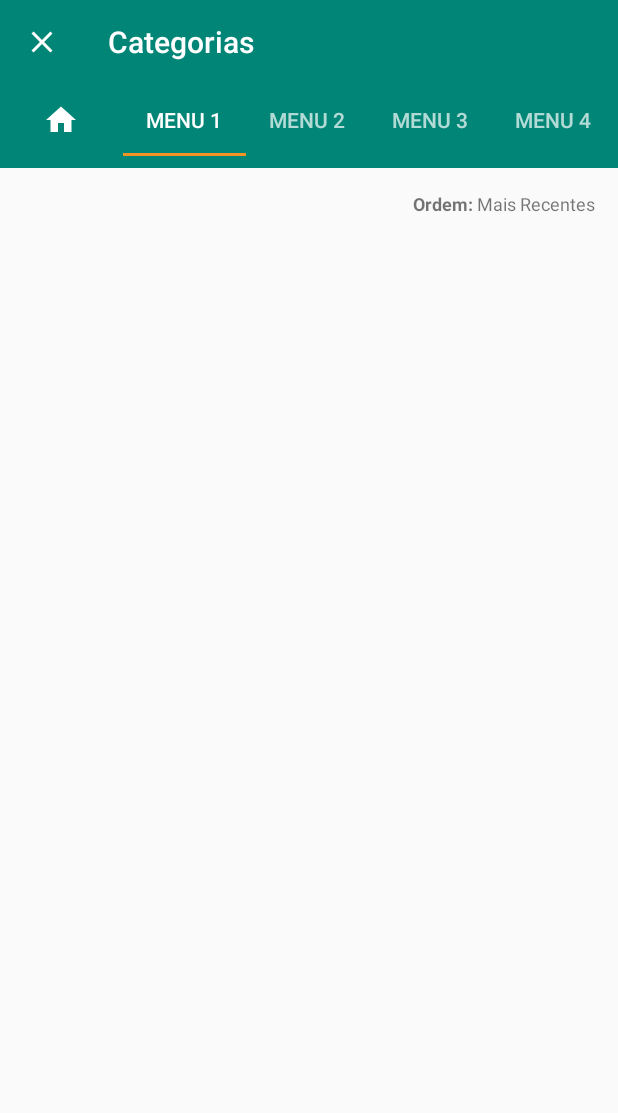
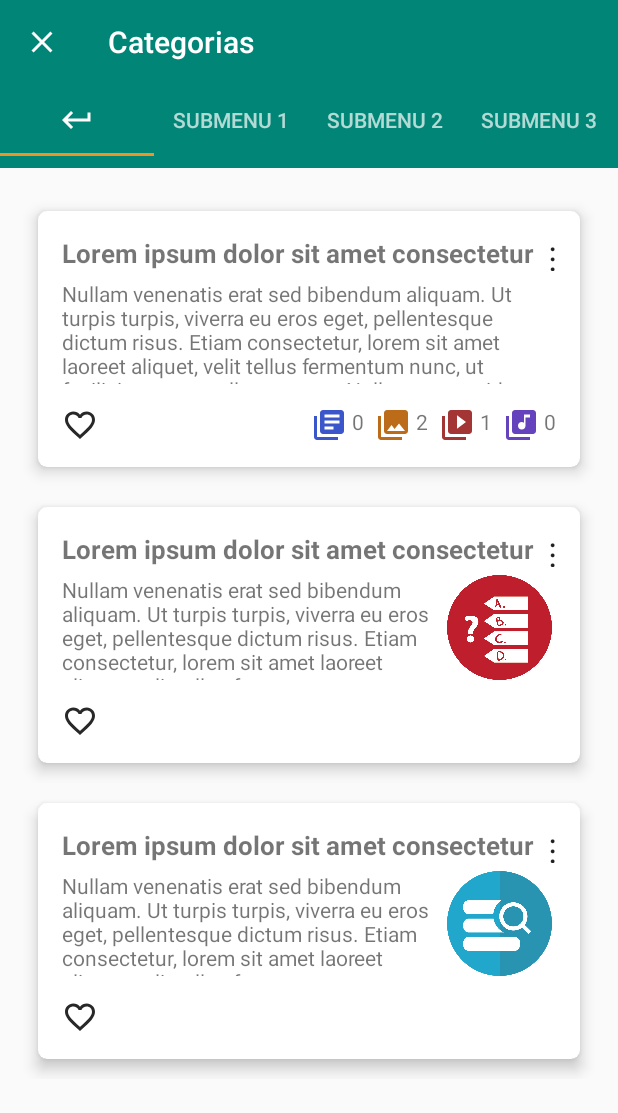
Before and after one commit to CarolineSan/APCO, an Android app: the CategoriaActivity screen opened directly, with no data from a screen before it, tab 2 chosen, on a phone screen of 412 x 824 dp. Shown: the top 1113 px of the screen. Run offline under Robolectric (Android 15) with nearby library versions, the phone set to English and light mode, and no system bars.

Commit message:
Ajustes mostrarSubCategorias

```diff
--- a/app/src/main/java/com/conformidade/petrobras/apco/categoria/CategoriaActivity.java
+++ b/app/src/main/java/com/conformidade/petrobras/apco/categoria/CategoriaActivity.java
@@ -1,18 +1,31 @@
 package com.conformidade.petrobras.apco.categoria;
 
-import android.net.Uri;
-import android.support.design.widget.TabLayout;
-import android.support.v4.view.ViewPager;
 import android.support.v7.app.AppCompatActivity;
 import android.os.Bundle;
+import android.support.v7.widget.LinearLayoutManager;
+import android.support.v7.widget.RecyclerView;
 
 import com.conformidade.petrobras.apco.R;
 import com.conformidade.petrobras.apco.helper.CustomTabLayout;
+import com.conformidade.petrobras.apco.helper.MyAdapterItem;
+import com.conformidade.petrobras.apco.model.RecyclerItem;
+
+import java.util.ArrayList;
+import java.util.List;
+
+import static com.conformidade.petrobras.apco.helper.Constant.POST_PESQUISA;
+import static com.conformidade.petrobras.apco.helper.Constant.POST_QUIZ;
+import static com.conformidade.petrobras.apco.helper.Constant.POST_TEXTO;
 
 public class CategoriaActivity extends AppCompatActivity {
 
     private android.support.v7.widget.Toolbar toolbar;
     private CustomTabLayout tabLayout;
+    private RecyclerView recyclerView;
+    private MyAdapterItem adapter;
+    private List<RecyclerItem> listaItens;
+    private String titulo;
+    private String descricao;
 
     @Override
     protected void onCreate(Bundle savedInstanceState) {
@@ -26,6 +39,25 @@ public class CategoriaActivity extends AppCompatActivity {
         getSupportActionBar().setDisplayHomeAsUpEnabled(true);
         getSupportActionBar().setHomeAsUpIndicator(R.drawable.ic_close_white_24dp);
 
+        //Configurando toda a exibição de itens
+        recyclerView = findViewById(R.id.recyclerView);
+        recyclerView.setLayoutManager(new LinearLayoutManager(this));
+
+        listaItens = new ArrayList<>();
+        titulo = "Lorem ipsum dolor sit amet consectetur";
+        descricao = "Nullam venenatis erat sed bibendum aliquam. Ut turpis turpis, viverra eu eros eget, pellentesque dictum risus. Etiam consectetur, lorem sit amet laoreet aliquet, velit tellus fermentum nunc, ut facilisis massa nulla a magna. Nullam cursus id lectus eget rhoncus. Nam cursus, ante ut varius mollis, sapien diam maximus mauris, finibus congue nunc lectus nec purus. Donec luctus dictum fringilla.";
+
+        //Gera dado para listas
+        for(int i = 0; i<2; i++) {
+            listaItens.add(new RecyclerItem(titulo, descricao, false, POST_TEXTO));
+            listaItens.add(new RecyclerItem(titulo, descricao, false, POST_TEXTO));
+            listaItens.add(new RecyclerItem(titulo, descricao, false, POST_PESQUISA));
+            listaItens.add(new RecyclerItem(titulo, descricao, false, POST_QUIZ));
+        }
+
+        adapter = new MyAdapterItem(listaItens, this);
+        recyclerView.setAdapter(adapter);
+
         //Configura Menu / TabLayout
         tabLayout = findViewById(R.id.tabLayout);
         tabLayout.addTab(tabLayout.newTab().setIcon(R.drawable.ic_home_white_24dp));
@@ -34,14 +66,12 @@ public class CategoriaActivity extends AppCompatActivity {
         tabLayout.addTab(tabLayout.newTab().setText("Menu 3"));
         tabLayout.addTab(tabLayout.newTab().setText("Menu 4"));
 
-        //final ViewPager viewPager = findViewById(R.id.viewPager);
-        //final PagerAdapter adapter = new PagerAdapter(getSupportFragmentManager(), tabLayout.getTabCount());
-        //viewPager.setAdapter(adapter);
-        //viewPager.setOnPageChangeListener(new TabLayout.TabLayoutOnPageChangeListener(tabLayout));
         tabLayout.setOnTabSelectedListener(new CustomTabLayout.OnTabSelectedListener() {
             @Override
             public void onTabSelected(CustomTabLayout.Tab tab) {
                 //int totalTabs = tabLayout.getTabCount();
+                recarregaPublicacoes(tab);
+                mostrarSubCategorias(tab);
             }
 
             @Override
@@ -55,4 +85,38 @@ public class CategoriaActivity extends AppCompatActivity {
             }
         });
     }
+
+    private void mostrarSubCategorias(CustomTabLayout.Tab tab) {
+        tab.setIcon(R.drawable.ic_keyboard_return_white_24dp).setText("");
+        int totalTabs = tabLayout.getTabCount();
+        int i = tab.getPosition();
+        for (int j = totalTabs - 1; j >= 0; j--) {
+            if (j != i) {
+                tabLayout.removeTabAt(j);
+            }
+        }
+        tabLayout.addTab(tabLayout.newTab().setText("Submenu 1"));
+        tabLayout.addTab(tabLayout.newTab().setText("Submenu 2"));
+        tabLayout.addTab(tabLayout.newTab().setText("Submenu 3"));
+    }
+
+    private void recarregaPublicacoes(CustomTabLayout.Tab tab) {
+        listaItens.clear();
+        int i = tab.getPosition();
+        if (i == 0) {
+            for(int j = 0; j < 2; j++) {
+                listaItens.add(new RecyclerItem(titulo, descricao, false, POST_TEXTO));
+                listaItens.add(new RecyclerItem(titulo, descricao, false, POST_TEXTO));
+                listaItens.add(new RecyclerItem(titulo, descricao, false, POST_PESQUISA));
+                listaItens.add(new RecyclerItem(titulo, descricao, false, POST_QUIZ));
+            }
+        } else {
+            listaItens.add(new RecyclerItem(titulo, descricao, false, POST_TEXTO));
+            listaItens.add(new RecyclerItem(titulo, descricao, false, POST_QUIZ));
+            listaItens.add(new RecyclerItem(titulo, descricao, false, POST_PESQUISA));
+        }
+        adapter = new MyAdapterItem(listaItens, CategoriaActivity.this);
+        recyclerView.setAdapter(adapter);
+    }
+
 }
--- a/app/src/main/java/com/conformidade/petrobras/apco/helper/MyAdapterItem.java
+++ b/app/src/main/java/com/conformidade/petrobras/apco/helper/MyAdapterItem.java
@@ -16,6 +16,10 @@ import com.conformidade.petrobras.apco.model.RecyclerItem;
 
 import java.util.List;
 
+import static com.conformidade.petrobras.apco.helper.Constant.POST_PESQUISA;
+import static com.conformidade.petrobras.apco.helper.Constant.POST_QUIZ;
+import static com.conformidade.petrobras.apco.helper.Constant.POST_TEXTO;
+
 public class MyAdapterItem extends RecyclerView.Adapter<MyAdapterItem.ViewHolder> {
 
     private List<RecyclerItem> listaItens;
@@ -29,8 +33,19 @@ public class MyAdapterItem extends RecyclerView.Adapter<MyAdapterItem.ViewHolder
     @NonNull
     @Override
     public MyAdapterItem.ViewHolder onCreateViewHolder(@NonNull ViewGroup viewGroup, int i) {
-        View v = LayoutInflater.from(viewGroup.getContext()).inflate(R.layout.feed_item_pesquisa, viewGroup, false);
-        return new MyAdapterItem.ViewHolder(v);
+        View v = null;
+        switch (i) {
+            case POST_TEXTO:
+                v = LayoutInflater.from(viewGroup.getContext()).inflate(R.layout.feed_item_texto, viewGroup, false);
+                return new MyAdapterItem.ViewHolder(v);
+            case POST_PESQUISA:
+                v = LayoutInflater.from(viewGroup.getContext()).inflate(R.layout.feed_item_pesquisa, viewGroup, false);
+                return new MyAdapterItem.ViewHolder(v);
+            case POST_QUIZ:
+                v = LayoutInflater.from(viewGroup.getContext()).inflate(R.layout.feed_item_quiz, viewGroup, false);
+                return new MyAdapterItem.ViewHolder(v);
+        }
+        return null;
     }
 
     @Override
@@ -85,6 +100,16 @@ public class MyAdapterItem extends RecyclerView.Adapter<MyAdapterItem.ViewHolder
         return listaItens.size();
     }
 
+    @Override
+    public int getItemViewType(int position) {
+        /**
+         * Recebe com argumento a posição da publicação
+         * e retorna o tipo de visão desta publicação que é do tipo int
+         */
+        return listaItens.get(position)
+                .getTypeView();
+    }
+
     public class ViewHolder extends RecyclerView.ViewHolder {
 
         public TextView txtTitle;
--- a/app/src/main/java/com/conformidade/petrobras/apco/model/RecyclerItem.java
+++ b/app/src/main/java/com/conformidade/petrobras/apco/model/RecyclerItem.java
@@ -5,11 +5,13 @@ public class RecyclerItem {
     private String titulo;
     private String descricao;
     private boolean curtido;
+    private int typeView; //Onde será definido o tipo de visão de cada publicação
 
-    public RecyclerItem(String titulo, String descricao, boolean curtido) {
+    public RecyclerItem(String titulo, String descricao, boolean curtido, int typeView) {
         this.titulo = titulo;
         this.descricao = descricao;
         this.curtido = curtido;
+        this.typeView = typeView;
     }
 
     public String getTitulo() {
@@ -35,4 +37,12 @@ public class RecyclerItem {
     public void setCurtido(boolean curtido) {
         this.curtido = curtido;
     }
+
+    public int getTypeView() {
+        return typeView;
+    }
+
+    public void setTypeView(int typeView) {
+        this.typeView = typeView;
+    }
 }
--- a/app/src/main/res/layout/activity_cadastro.xml
+++ b/app/src/main/res/layout/activity_cadastro.xml
@@ -8,7 +8,7 @@
 
     <include
         android:id="@+id/toolbar"
-        layout="@layout/toolbar" />
+        layout="@layout/toolbar_claro" />
 
 <ScrollView xmlns:android="http://schemas.android.com/apk/res/android"
     xmlns:app="http://schemas.android.com/apk/res-auto"
@@ -23,7 +23,7 @@
         xmlns:tools="http://schemas.android.com/tools"
         android:layout_width="match_parent"
         android:layout_height="match_parent"
-        android:background="@drawable/fundo2"
+        android:background="#FCFCFC"
         tools:context=".CadastroActivity">
 
         <TextView
--- a/app/src/main/res/layout/activity_categoria.xml
+++ b/app/src/main/res/layout/activity_categoria.xml
@@ -33,22 +33,10 @@
             android:layout_height="wrap_content"
             android:padding="15dp">
 
-            <TextView
-                android:id="@+id/txtRecentes"
-                android:layout_width="wrap_content"
-                android:layout_height="wrap_content"
-                android:layout_alignParentTop="true"
-                android:layout_alignParentEnd="true"
-                android:layout_alignParentRight="true"
-                android:layout_marginBottom="3dp"
-                android:text="@string/recentes"
-                android:textSize="12sp" />
-
             <android.support.v7.widget.RecyclerView
                 android:id="@+id/recyclerView"
                 android:layout_width="match_parent"
-                android:layout_height="wrap_content"
-                android:layout_below="@+id/txtRecentes"/>
+                android:layout_height="wrap_content" />
 
         </RelativeLayout>
 
--- a/app/src/main/res/values/strings.xml
+++ b/app/src/main/res/values/strings.xml
@@ -6,7 +6,7 @@
     <string name="hint_login">Login</string>
     <string name="botao_enviar">Enviar</string>
     <string name="hint_email">Digite seu e-mail</string>
-    <string name="texto_inserir_email">Insira o endereço de e-mail cadastrado para recuperar a senha.</string>
+    <string name="texto_inserir_email">Insira o endereço de e-mail cadastrado para recuperar a senha:</string>
     <string name="leia_termos"><u>Leia</u></string>
     <string name="termo_texto">Nullam venenatis erat sed bibendum aliquam. Ut turpis turpis, viverra eu eros eget, pellentesque dictum risus. Etiam consectetur, lorem sit amet laoreet aliquet, velit tellus fermentum nunc, ut facilisis massa nulla a magna. Nullam cursus id lectus eget rhoncus. Nam cursus, ante ut varius mollis, sapien diam maximus mauris, finibus congue nunc lectus nec purus. Donec luctus dictum fringilla.</string>
     <string name="texto_descricao">Lorem ipsum dolor sit amet, consectetur adipiscing elit. Quisque vitae elit id quam ornare tristique. Aliquam vulputate turpis at quam ultricies tempor.</string>
```
Also changed, not shown: app/src/main/java/com/conformidade/petrobras/apco/MainActivity.java (+21 -12 lines), app/src/main/java/com/conformidade/petrobras/apco/helper/Constant.java (added, +11 -0 lines), app/src/main/res/layout/activity_login.xml (+21 -20 lines), app/src/main/res/layout/activity_senha.xml (+3 -4 lines), app/src/main/res/drawable/fundo_teste.png (added), app/src/main/res/drawable/fundo_teste2.png (added), app/src/main/res/drawable/fundo_teste3.png (added), app/src/main/res/drawable/fundo_teste4.png (added), app/src/main/res/drawable/fundo_teste_5.png (added).
